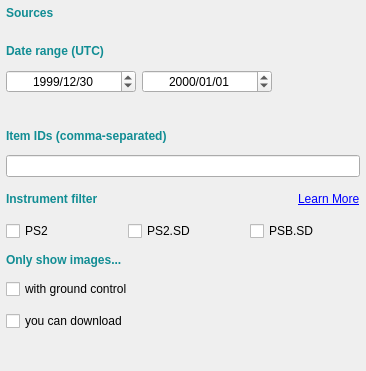
First picture: the form in planet_explorer/ui/pe_daily_filter_base.ui, repository planetlabs/qgis-planet-plugin, before the edit.
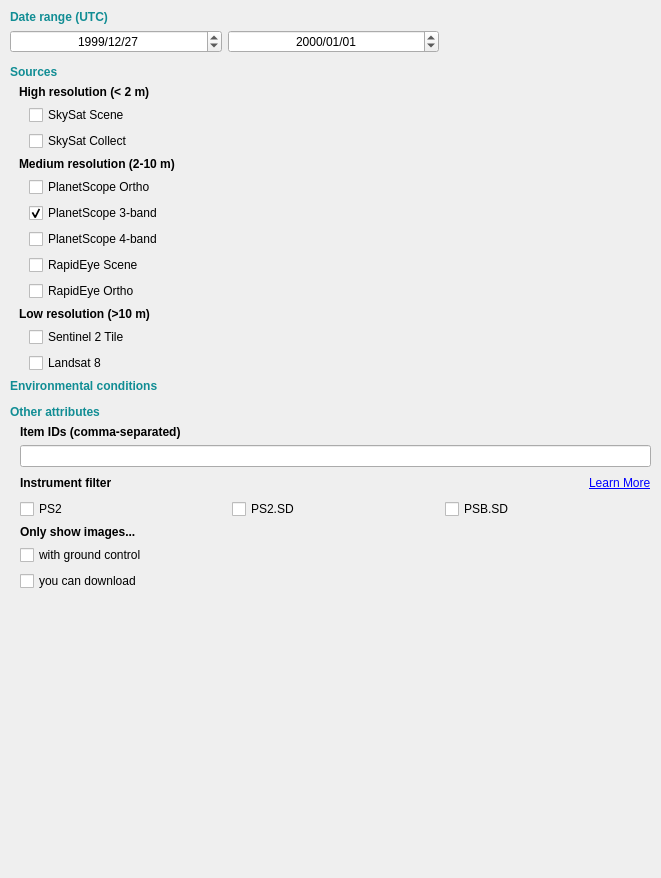
Second picture: the form after the edit. Custom widgets are drawn as their Qt base class.

Commit message: reorganize image source filters

Patch:
```diff
--- a/planet_explorer/ui/pe_daily_filter_base.ui
+++ b/planet_explorer/ui/pe_daily_filter_base.ui
@@ -6,8 +6,8 @@
    <rect>
     <x>0</x>
     <y>0</y>
-    <width>366</width>
-    <height>371</height>
+    <width>661</width>
+    <height>878</height>
    </rect>
   </property>
   <property name="sizePolicy">
@@ -45,52 +45,23 @@
        <rect>
         <x>0</x>
         <y>0</y>
-        <width>366</width>
-        <height>371</height>
+        <width>661</width>
+        <height>878</height>
        </rect>
       </property>
-      <layout class="QVBoxLayout" name="verticalLayout_2">
-       <property name="spacing">
-        <number>12</number>
-       </property>
+      <layout class="QVBoxLayout" name="verticalLayout_10">
        <property name="leftMargin">
-        <number>6</number>
+        <number>10</number>
        </property>
        <property name="topMargin">
-        <number>6</number>
+        <number>10</number>
        </property>
        <property name="rightMargin">
-        <number>6</number>
+        <number>10</number>
        </property>
        <property name="bottomMargin">
-        <number>6</number>
+        <number>10</number>
        </property>
-       <item>
-        <widget class="QLabel" name="lblSources">
-         <property name="font">
-          <font>
-           <weight>75</weight>
-           <bold>true</bold>
-          </font>
-         </property>
-         <property name="styleSheet">
-          <string notr="true">color: rgb(17, 141, 148);</string>
-         </property>
-         <property name="text">
-          <string>Sources</string>
-         </property>
-        </widget>
-       </item>
-       <item>
-        <widget class="QFrame" name="frameSources">
-         <property name="frameShape">
-          <enum>QFrame::NoFrame</enum>
-         </property>
-         <property name="frameShadow">
-          <enum>QFrame::Raised</enum>
-         </property>
-        </widget>
-       </item>
        <item>
         <widget class="QLabel" name="lblDatetime">
          <property name="font">
@@ -155,7 +126,7 @@
               <second>0</second>
               <year>1999</year>
               <month>12</month>
-              <day>30</day>
+              <day>27</day>
              </datetime>
             </property>
             <property name="time">
@@ -260,6 +231,197 @@
          </layout>
         </widget>
        </item>
+       <item>
+        <widget class="QLabel" name="lblSources">
+         <property name="font">
+          <font>
+           <weight>75</weight>
+           <bold>true</bold>
+          </font>
+         </property>
+         <property name="styleSheet">
+          <string notr="true">color: rgb(17, 141, 148);</string>
+         </property>
+         <property name="text">
+          <string>Sources</string>
+         </property>
+        </widget>
+       </item>
+       <item>
+        <widget class="QFrame" name="frameSources">
+         <property name="frameShape">
+          <enum>QFrame::NoFrame</enum>
+         </property>
+         <property name="frameShadow">
+          <enum>QFrame::Raised</enum>
+         </property>
+         <layout class="QVBoxLayout" name="verticalLayout_9">
+          <property name="topMargin">
+           <number>0</number>
+          </property>
+          <property name="bottomMargin">
+           <number>0</number>
+          </property>
+          <item>
+           <widget class="QLabel" name="label">
+            <property name="text">
+             <string>&lt;html&gt;&lt;head/&gt;&lt;body&gt;&lt;p&gt;&lt;span style=&quot; font-weight:600;&quot;&gt;High resolution (&amp;lt; 2 m)&lt;/span&gt;&lt;/p&gt;&lt;/body&gt;&lt;/html&gt;</string>
+            </property>
+           </widget>
+          </item>
+          <item>
+           <layout class="QVBoxLayout" name="verticalLayout_4">
+            <property name="spacing">
+             <number>6</number>
+            </property>
+            <property name="leftMargin">
+             <number>10</number>
+            </property>
+            <item>
+             <widget class="QCheckBox" name="chkSkySatScene">
+              <property name="text">
+               <string>SkySat Scene</string>
+              </property>
+              <property name="api-name" stdset="0">
+               <string>SkySatScene</string>
+              </property>
+             </widget>
+            </item>
+            <item>
+             <widget class="QCheckBox" name="chkSkySatCollect">
+              <property name="text">
+               <string>SkySat Collect</string>
+              </property>
+              <property name="api-name" stdset="0">
+               <string>SkySatCollect</string>
+              </property>
+             </widget>
+            </item>
+           </layout>
+          </item>
+          <item>
+           <widget class="QLabel" name="label_2">
+            <property name="text">
+             <string>&lt;html&gt;&lt;head/&gt;&lt;body&gt;&lt;p&gt;&lt;span style=&quot; font-weight:600;&quot;&gt;Medium resolution (2-10 m)&lt;/span&gt;&lt;/p&gt;&lt;/body&gt;&lt;/html&gt;</string>
+            </property>
+           </widget>
+          </item>
+          <item>
+           <layout class="QVBoxLayout" name="verticalLayout_5">
+            <property name="leftMargin">
+             <number>10</number>
+            </property>
+            <item>
+             <widget class="QCheckBox" name="chkPlanetScopeOrtho">
+              <property name="text">
+               <string>PlanetScope Ortho</string>
+              </property>
+              <property name="api-name" stdset="0">
+               <string>PSOrthoTile</string>
+              </property>
+             </widget>
+            </item>
+            <item>
+             <widget class="QCheckBox" name="chkPlanetScope3Band">
+              <property name="text">
+               <string>PlanetScope 3-band</string>
+              </property>
+              <property name="checked">
+               <bool>true</bool>
+              </property>
+              <property name="api-name" stdset="0">
+               <string>PSScene3Band</string>
+              </property>
+             </widget>
+            </item>
+            <item>
+             <widget class="QCheckBox" name="chkPlanetScope4Band">
+              <property name="text">
+               <string>PlanetScope 4-band</string>
+              </property>
+              <property name="tristate">
+               <bool>false</bool>
+              </property>
+              <property name="api-name" stdset="0">
+               <string>PSScene4Band</string>
+              </property>
+             </widget>
+            </item>
+            <item>
+             <widget class="QCheckBox" name="chkRapidEyeScene">
+              <property name="text">
+               <string>RapidEye Scene</string>
+              </property>
+              <property name="api-name" stdset="0">
+               <string>REScene</string>
+              </property>
+             </widget>
+            </item>
+            <item>
+             <widget class="QCheckBox" name="chkRapidEyeOrtho">
+              <property name="text">
+               <string>RapidEye Ortho</string>
+              </property>
+              <property name="api-name" stdset="0">
+               <string>REOrthoTile</string>
+              </property>
+             </widget>
+            </item>
+           </layout>
+          </item>
+          <item>
+           <widget class="QLabel" name="label_4">
+            <property name="text">
+             <string>&lt;html&gt;&lt;head/&gt;&lt;body&gt;&lt;p&gt;&lt;span style=&quot; font-weight:600;&quot;&gt;Low resolution (&amp;gt;10 m)&lt;/span&gt;&lt;/p&gt;&lt;/body&gt;&lt;/html&gt;</string>
+            </property>
+           </widget>
+          </item>
+          <item>
+           <layout class="QVBoxLayout" name="verticalLayout_8">
+            <property name="leftMargin">
+             <number>10</number>
+            </property>
+            <item>
+             <widget class="QCheckBox" name="chkSentinel">
+              <property name="text">
+               <string>Sentinel 2 Tile</string>
+              </property>
+              <property name="api-name" stdset="0">
+               <string>Sentinel2L1C</string>
+              </property>
+             </widget>
+            </item>
+            <item>
+             <widget class="QCheckBox" name="chkLandsat">
+              <property name="text">
+               <string>Landsat 8</string>
+              </property>
+              <property name="api-name" stdset="0">
+               <string>Landsat8L1G</string>
+              </property>
+             </widget>
+            </item>
+           </layout>
+          </item>
+         </layout>
+        </widget>
+       </item>
+       <item>
+        <widget class="QLabel" name="label_3">
+         <property name="font">
+          <font>
+           <weight>75</weight>
+           <bold>true</bold>
+          </font>
+         </property>
+         <property name="styleSheet">
+          <string notr="true">color: rgb(17, 141, 148);</string>
+         </property>
+         <property name="text">
+          <string>Environmental conditions</string>
+         </property>
+        </widget>
+       </item>
        <item>
         <widget class="QFrame" name="frameRangeSliders">
          <property name="frameShape">
@@ -284,6 +446,24 @@
          </layout>
         </widget>
        </item>
+       <item>
+        <widget class="QLabel" name="label_5">
+         <property name="styleSheet">
+          <string notr="true">color: rgb(17, 141, 148);</string>
+         </property>
+         <property name="text">
+          <string>&lt;html&gt;&lt;head/&gt;&lt;body&gt;&lt;p&gt;&lt;span style=&quot; font-weight:600;&quot;&gt;Other attributes&lt;/span&gt;&lt;/p&gt;&lt;/body&gt;&lt;/html&gt;</string>
+         </property>
+        </widget>
+       </item>
+       <item>
+        <layout class="QVBoxLayout" name="verticalLayout_2">
+         <property name="leftMargin">
+          <number>10</number>
+         </property>
+         <property name="rightMargin">
+          <number>0</number>
+         </property>
        <item>
         <widget class="QLabel" name="lblString">
          <property name="sizePolicy">
@@ -299,7 +479,7 @@
           </font>
          </property>
          <property name="styleSheet">
-          <string notr="true">color: rgb(17, 141, 148);</string>
+            <string notr="true"/>
          </property>
          <property name="text">
           <string>Item IDs (comma-separated)</string>
@@ -318,7 +498,7 @@
          <item>
           <widget class="QLabel" name="lblInstrumentFilter">
            <property name="styleSheet">
-            <string notr="true">color: rgb(17, 141, 148);</string>
+              <string notr="true"/>
            </property>
            <property name="text">
             <string>&lt;b&gt;Instrument filter&lt;/b&gt;</string>
@@ -384,7 +564,7 @@
           </font>
          </property>
          <property name="styleSheet">
-          <string notr="true">color: rgb(17, 141, 148);</string>
+            <string notr="true"/>
          </property>
          <property name="text">
           <string>Only show images...</string>
@@ -405,6 +585,8 @@
          </property>
         </widget>
        </item>
+        </layout>
+       </item>
        <item>
         <spacer name="bottomSpacer">
          <property name="orientation">
@@ -428,17 +610,17 @@
   </layout>
  </widget>
  <customwidgets>
+  <customwidget>
+   <class>QgsDateTimeEdit</class>
+   <extends>QDateTimeEdit</extends>
+   <header>qgsdatetimeedit.h</header>
+  </customwidget>
   <customwidget>
    <class>QgsScrollArea</class>
    <extends>QScrollArea</extends>
    <header location="global">qgis.gui</header>
    <container>1</container>
   </customwidget>
-  <customwidget>
-   <class>QgsDateTimeEdit</class>
-   <extends>QDateTimeEdit</extends>
-   <header>qgsdatetimeedit.h</header>
-  </customwidget>
  </customwidgets>
  <resources/>
  <connections/>
```
Left out of the diff: 2 changed lines with no effect on the pictures. Lines whose indentation alone changed are shown as unchanged. The commit also changes 2 other files.
